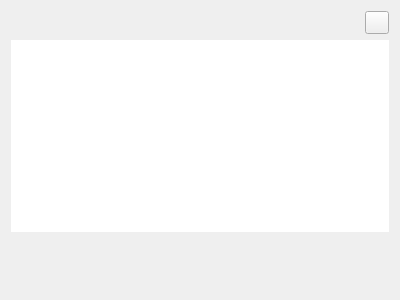
Qt form qtgui/mapobjects/nodedetailswidget.ui (frabas/DISPLACE_GUI) before a commit.
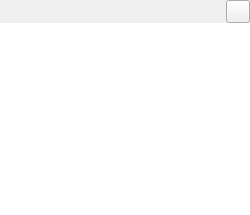
The same form after that commit. Icons and pictures are not drawn.

Commit message: Gui: Node Details window revised

The edit to the form file:
```diff
--- a/qtgui/mapobjects/nodedetailswidget.ui
+++ b/qtgui/mapobjects/nodedetailswidget.ui
@@ -6,21 +6,35 @@
    <rect>
     <x>0</x>
     <y>0</y>
-    <width>400</width>
-    <height>300</height>
+    <width>250</width>
+    <height>176</height>
    </rect>
   </property>
+  <property name="sizePolicy">
+   <sizepolicy hsizetype="Preferred" vsizetype="MinimumExpanding">
+    <horstretch>0</horstretch>
+    <verstretch>0</verstretch>
+   </sizepolicy>
+  </property>
   <property name="windowTitle">
    <string/>
   </property>
-  <property name="styleSheet">
-   <string notr="true">QWidget#NodeDetailsWidget {
-	background-image: url(:/backgrounds/callout.png);
-	background-position: bottom left; 
-	background-repeat: no-repeat;
-}</string>
-  </property>
   <layout class="QVBoxLayout" name="verticalLayout">
+   <property name="spacing">
+    <number>0</number>
+   </property>
+   <property name="leftMargin">
+    <number>0</number>
+   </property>
+   <property name="topMargin">
+    <number>0</number>
+   </property>
+   <property name="rightMargin">
+    <number>0</number>
+   </property>
+   <property name="bottomMargin">
+    <number>0</number>
+   </property>
    <item>
     <layout class="QHBoxLayout" name="horizontalLayout">
      <item>
@@ -54,24 +68,17 @@
    </item>
    <item>
     <widget class="QTextEdit" name="text">
+     <property name="sizePolicy">
+      <sizepolicy hsizetype="Expanding" vsizetype="MinimumExpanding">
+       <horstretch>0</horstretch>
+       <verstretch>0</verstretch>
+      </sizepolicy>
+     </property>
      <property name="frameShape">
       <enum>QFrame::NoFrame</enum>
      </property>
     </widget>
    </item>
-   <item>
-    <spacer name="verticalSpacer">
-     <property name="orientation">
-      <enum>Qt::Vertical</enum>
-     </property>
-     <property name="sizeHint" stdset="0">
-      <size>
-       <width>20</width>
-       <height>55</height>
-      </size>
-     </property>
-    </spacer>
-   </item>
   </layout>
  </widget>
  <resources>
```
The commit also changes 2 other files.
